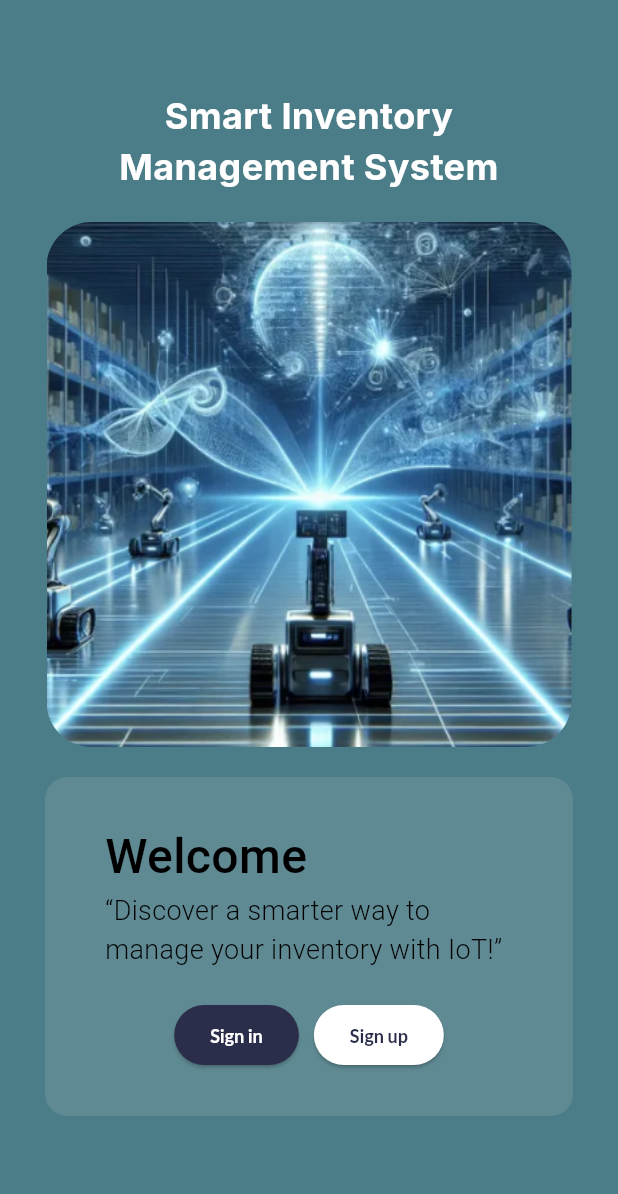
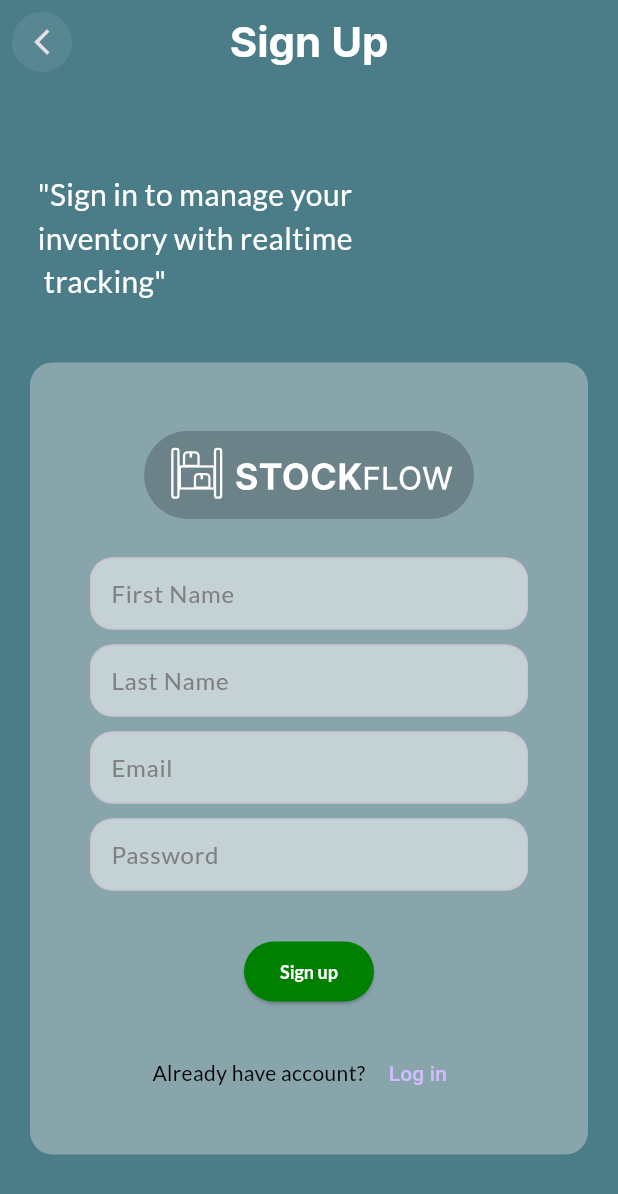
Before and after one commit to Zwane71/Smart-inventory-management, a Flutter app: the screen it shows after launch, after a tap on "Sign up", on a phone screen of 412 x 824 dp. Shown: the top 1194 px of the screen. Run offline on Flutter 3.47's test engine with Material 3 defaults, Android fonts, the phone set to English and light mode, and no system bars; our stand-ins replace flutter_svg, google_fonts.

Commit message:
make the Login and sign up page

```diff
--- a/mobile-app/flutter_app/lib/common/widgets/appbar/app_bar.dart
+++ b/mobile-app/flutter_app/lib/common/widgets/appbar/app_bar.dart
@@ -2,7 +2,8 @@ import 'package:flutter/material.dart';
 import 'package:google_fonts/google_fonts.dart';
 
 class BasicAppBar extends StatelessWidget implements PreferredSizeWidget {
-  const BasicAppBar({super.key});
+  final Widget ? title;
+  const BasicAppBar({super.key, this.title});
 
   @override
   Widget build(BuildContext context) {
@@ -10,6 +11,8 @@ class BasicAppBar extends StatelessWidget implements PreferredSizeWidget {
 
      backgroundColor: Colors.transparent,
      elevation: 0,
+     centerTitle: true,
+     title: title ?? const  Text("") ,
      leading: IconButton(
       onPressed: (){
         Navigator.pop(context);
--- a/mobile-app/flutter_app/lib/core/configs/theme/app_theme.dart
+++ b/mobile-app/flutter_app/lib/core/configs/theme/app_theme.dart
@@ -1,5 +1,6 @@
 import 'package:flutter/material.dart';
 import 'package:flutter_app/core/configs/theme/app_colors.dart';
+import 'package:google_fonts/google_fonts.dart';
 
 class AppTheme {
 
@@ -7,6 +8,15 @@ class AppTheme {
   primaryColor: AppColors.primary,
   scaffoldBackgroundColor: AppColors.defaultBackground,
   brightness: Brightness.light,
+   inputDecorationTheme: InputDecorationTheme(
+    hintStyle:  GoogleFonts.lato(color: Color(0xff808080),fontWeight: FontWeight.w500),
+    filled: true,
+    fillColor: Color(0xffD9D9D9).withOpacity(0.5),
+    contentPadding: const EdgeInsets.all(10),
+    border: OutlineInputBorder(
+      borderRadius: BorderRadius.circular(15)
+    )
+  ),
   elevatedButtonTheme: ElevatedButtonThemeData(
     style: ElevatedButton.styleFrom(
       backgroundColor: AppColors.primary,
@@ -20,11 +30,21 @@ class AppTheme {
 
   static final darkTheme = ThemeData(
   primaryColor: AppColors.primary,
+  inputDecorationTheme: InputDecorationTheme(
+    hintStyle:  GoogleFonts.lato(color: Color(0xff808080),fontWeight: FontWeight.w500),
+    filled: true,
+    fillColor: Colors.white.withOpacity(0.5),
+    contentPadding: const EdgeInsets.all(10),
+    border: OutlineInputBorder(
+      borderRadius: BorderRadius.circular(15)
+    )
+  ),
   scaffoldBackgroundColor: AppColors.choiceBackround,
   brightness: Brightness.dark,
   elevatedButtonTheme: ElevatedButtonThemeData(
     style: ElevatedButton.styleFrom(
       backgroundColor: AppColors.primary,
+      foregroundColor: Colors.white,
       textStyle: TextStyle( fontSize: 18, fontWeight: FontWeight.bold),
       shape: RoundedRectangleBorder(
         borderRadius: BorderRadius.circular(30)
--- /dev/null
+++ b/mobile-app/flutter_app/lib/presentation/auth/pages/signup.dart
@@ -0,0 +1,143 @@
+import 'package:flutter/material.dart';
+import 'package:flutter_app/common/widgets/appbar/app_bar.dart';
+import 'package:flutter_app/core/configs/assets/app_vectors.dart';
+import 'package:flutter_app/presentation/auth/pages/signin.dart';
+import 'package:flutter_svg/svg.dart';
+import 'package:google_fonts/google_fonts.dart';
+
+class SignupPage extends StatefulWidget {
+  const SignupPage({super.key});
+
+  @override
+  State<SignupPage> createState() => _SignupPageState();
+}
+
+class _SignupPageState extends State<SignupPage> {
+  @override
+  Widget build(BuildContext context) {
+     final ButtonStyle signupButtonStyle = ElevatedButton.styleFrom(
+
+      minimumSize: const Size(78, 40),
+    );
+    return Scaffold(
+      appBar: BasicAppBar(
+
+        title: Text(
+          'Sign Up',
+          style: GoogleFonts.inter(
+              fontSize: 28, fontWeight: FontWeight.bold, color: Colors.white),
+          textAlign: TextAlign.center,
+        ),
+      ),
+
+      body: Padding(
+        padding: EdgeInsets.all(20.0),
+        child: Column(
+          crossAxisAlignment: CrossAxisAlignment.start,
+          mainAxisAlignment: MainAxisAlignment.spaceEvenly,
+          children: [
+            Padding(
+              padding: const EdgeInsets.all(5.0),
+
+              child: Text(
+                '"Sign in to manage your \ninventory with realtime \n tracking"',
+                style: GoogleFonts.lato(
+                    fontSize: 20,
+                    color: Colors.white,
+                    fontWeight: FontWeight.w400),
+              ),
+            ),
+            Container(
+              padding: const EdgeInsets.symmetric(
+                  horizontal: 40, vertical: 30), // Add padding
+              decoration: BoxDecoration(
+                color: const Color(0xffD9D9D9).withOpacity(0.44),
+                borderRadius: BorderRadius.circular(15),
+              ),
+              child: Column(
+                children: [
+                  Container(
+                    width: 220,
+                    height: 90,
+                      child: SvgPicture.asset(
+                    AppVectors.logo,
+
+                  )),
+                  const SizedBox(
+                    height: 10,
+                  ),
+                  _FirstNameField(),
+                  const SizedBox(
+                    height: 10,
+                  ),
+                  _lastNameField(),
+                  const SizedBox(
+                    height: 10,
+                  ),
+                  _emailField(),
+                  const SizedBox(
+                    height: 10,
+                  ),
+                  _passwordField(),
+                  const SizedBox(height: 30,),
+                  ElevatedButton(
+                              style: signupButtonStyle,
+                              onPressed: () {
+                                Navigator.push(context, MaterialPageRoute(builder: (BuildContext context) => const SignupPage() ));
+                              },
+                              child: Text(
+                                'Sign up',
+                                style: GoogleFonts.lato(
+                                    fontWeight: FontWeight.bold, fontSize: 12),
+                              ),
+                            ),
+                    const SizedBox(height: 20,),
+                   _signInText(context)
+                ],
+              ),
+            ),
+          ],
+        ),
+      ),
+    );
+  }
+
+  Widget _FirstNameField() {
+    return TextField(
+      decoration: const InputDecoration(hintText: 'First Name'),
+    );
+  }
+
+  Widget _lastNameField() {
+    return TextField(
+      decoration: const InputDecoration(hintText: 'Last Name'),
+    );
+  }
+
+  Widget _emailField() {
+    return TextField(
+      decoration: const InputDecoration(hintText: 'Email'),
+    );
+  }
+
+  Widget _passwordField() {
+    return TextField(
+      decoration: const InputDecoration(hintText: 'Password'),
+    );
+  }
+
+  Widget _signInText(BuildContext context) {
+    return Row(
+      mainAxisAlignment: MainAxisAlignment.center,
+      children: [
+        Text(
+          'Already have account? ',
+          style: GoogleFonts.lato(fontWeight: FontWeight.w500,fontSize: 14, color: Colors.black ),
+        ),
+        TextButton(onPressed: (){
+          Navigator.push(context, MaterialPageRoute(builder: (BuildContext context) => SigninPage() ),);
+        }, child: Text('Log in'))
+      ],
+    );
+  }
+}
--- a/mobile-app/flutter_app/lib/presentation/auth/pages/signup_or_signin.dart
+++ b/mobile-app/flutter_app/lib/presentation/auth/pages/signup_or_signin.dart
@@ -1,6 +1,7 @@
 import 'package:flutter/material.dart';
 import 'package:flutter_app/common/widgets/appbar/app_bar.dart';
 import 'package:flutter_app/core/configs/assets/app_images.dart';
+import 'package:flutter_app/presentation/auth/pages/signup.dart';
 import 'package:google_fonts/google_fonts.dart';
 
 class SignupOrSignin extends StatefulWidget {
@@ -11,28 +12,40 @@ class SignupOrSignin extends StatefulWidget {
 }
 
 class _SignupOrSigninState extends State<SignupOrSignin> {
+  double _opacity = 0.0; // Initial opacity set to 0 (fully transparent)
+
+  @override
+  void initState() {
+    super.initState();
+    _fadeIn(); // Start fade-in effect
+  }
+
   @override
   Widget build(BuildContext context) {
     final ButtonStyle signinButtonStyle = ElevatedButton.styleFrom(
-      backgroundColor: Color(0xff2B2E4A),
+      backgroundColor: const Color(0xff2B2E4A),
       foregroundColor: Colors.white,
-      minimumSize: Size(78, 40),
+      minimumSize: const Size(78, 40),
     );
     final ButtonStyle signupButtonStyle = ElevatedButton.styleFrom(
       backgroundColor: Colors.white,
-      foregroundColor: Color(0xff2B2E4A),
-      minimumSize: Size(78, 40),
+      foregroundColor: const Color(0xff2B2E4A),
+      minimumSize: const Size(78, 40),
     );
+
     return Scaffold(
       // appBar: const BasicAppBar(),
-      body: Container(
+      body: AnimatedOpacity(
+        opacity: _opacity, // Control opacity here
+        duration: const Duration(seconds: 2), // Duration of the fade-in effect
+        child: Container(
           child: Center(
             child: Padding(
               padding: const EdgeInsets.all(30),
               child: Column(
                 mainAxisAlignment: MainAxisAlignment.start,
                 children: [
-                const SizedBox(height: 30,),
+                  const SizedBox(height: 30),
                   Text(
                     'Smart Inventory Management System',
                     style: GoogleFonts.inter(
@@ -59,22 +72,22 @@ class _SignupOrSigninState extends State<SignupOrSignin> {
                     padding: const EdgeInsets.symmetric(
                         horizontal: 40, vertical: 30), // Add padding
                     decoration: BoxDecoration(
-                    color: Color(0xffD9D9D9).withOpacity(0.14),
+                      color: const Color(0xffD9D9D9).withOpacity(0.14),
                       borderRadius: BorderRadius.circular(15),
                     ),
                     child: Column(
                       crossAxisAlignment: CrossAxisAlignment.start,
                       children: [
-                      Text(
+                        const Text(
                           'Welcome',
-                        style: const TextStyle(
+                          style:  TextStyle(
                             color: Colors.black,
                             fontSize: 32,
                             fontWeight: FontWeight.w500,
                           ),
                           textAlign: TextAlign.left,
                         ),
-                      Text(
+                        const Text(
                           '“Discover a smarter way to \nmanage your inventory with IoT!”',
                           style: TextStyle(
                             fontSize: 18,
@@ -100,7 +113,9 @@ class _SignupOrSigninState extends State<SignupOrSignin> {
                             const SizedBox(width: 10), // Add space between buttons
                             ElevatedButton(
                               style: signupButtonStyle,
-                            onPressed: () {},
+                              onPressed: () {
+                                Navigator.push(context, MaterialPageRoute(builder: (BuildContext context) => const SignupPage() ));
+                              },
                               child: Text(
                                 'Sign up',
                                 style: GoogleFonts.lato(
@@ -117,6 +132,16 @@ class _SignupOrSigninState extends State<SignupOrSignin> {
             ),
           ),
         ),
+      ),
     );
   }
+
+  // Function to trigger fade-in effect
+  void _fadeIn() {
+    Future.delayed(const Duration(seconds: 1), () {
+      setState(() {
+        _opacity = 1.0; // Fade to fully opaque after 1 second
+      });
+    });
   }
+}
--- a/mobile-app/flutter_app/lib/presentation/splash/pages/splash.dart
+++ b/mobile-app/flutter_app/lib/presentation/splash/pages/splash.dart
@@ -1,8 +1,7 @@
 import 'package:flutter/material.dart';
 import 'package:flutter_app/core/configs/assets/app_vectors.dart';
 import 'package:flutter_app/presentation/auth/pages/signup_or_signin.dart';
-
-import 'package:flutter_svg/svg.dart';
+import 'package:flutter_svg/flutter_svg.dart';
 import 'package:google_fonts/google_fonts.dart';
 
 class SplashPage extends StatefulWidget {
@@ -13,12 +12,15 @@ class SplashPage extends StatefulWidget {
 }
 
 class _SplashPageState extends State<SplashPage> {
+  double _opacity = 0.0; // Initial opacity set to 0 (fully transparent)
 
   @override
-  void initState(){
+  void initState() {
     super.initState();
-    redirect();
+    _fadeIn(); // Start fade-in effect
+    redirect(); // Redirect after delay
   }
+
   @override
   Widget build(BuildContext context) {
     return Scaffold(
@@ -26,14 +28,21 @@ class _SplashPageState extends State<SplashPage> {
         child: Column(
           mainAxisAlignment: MainAxisAlignment.center, // Center column vertically
           children: [
-            SvgPicture.asset(
-              AppVectors.logo,
-
+            AnimatedOpacity(
+              opacity: _opacity, // Control opacity here
+              duration: const Duration(seconds: 2), // Duration of the fade-in effect
+              child: SvgPicture.asset(
+                AppVectors.logo,
+              ),
             ),
             const SizedBox(height: 20), // Add spacing
-            Text(
-              '"Simplify Your Stock. Speed Up Your Success."',
-              style: GoogleFonts.inter(fontSize: 14, fontWeight: FontWeight.bold)
+            AnimatedOpacity(
+              opacity: _opacity, // Control opacity here
+              duration: const Duration(seconds: 2),
+              child: Text(
+                '"Simplify Your Stock. Speed Up Your Success."',
+                style: GoogleFonts.inter(fontSize: 14, fontWeight: FontWeight.bold),
+              ),
             ),
           ],
         ),
@@ -41,11 +50,30 @@ class _SplashPageState extends State<SplashPage> {
     );
   }
 
-  Future<void> redirect() async{
-    await Future.delayed(Duration(seconds: 5));
+  Future<void> redirect() async {
+    await Future.delayed(const Duration(seconds: 5)); // Wait for both fade-in and fade-out
     Navigator.pushReplacement(
       context,
       MaterialPageRoute(
-        builder: (BuildContext context)=> SignupOrSignin(),),);
+        builder: (BuildContext context) => const SignupOrSignin(),
+      ),
+    );
+  }
+
+  // Function to trigger fade-in and fade-out effect
+  void _fadeIn() {
+    // Fade-in effect
+    Future.delayed(const Duration(seconds: 1), () {
+      setState(() {
+        _opacity = 1.0; // Fade to fully opaque after 1 second
+      });
+
+      // Fade-out effect after fade-in completes
+      Future.delayed(const Duration(seconds: 2), () {
+        setState(() {
+          _opacity = 0.0; // Fade out after 2 seconds
+        });
+      });
+    });
   }
 }
```
Also changed, not shown: mobile-app/flutter_app/lib/presentation/auth/pages/signin.dart (added, +142 -0 lines). Lines whose indentation alone changed are shown as unchanged.
